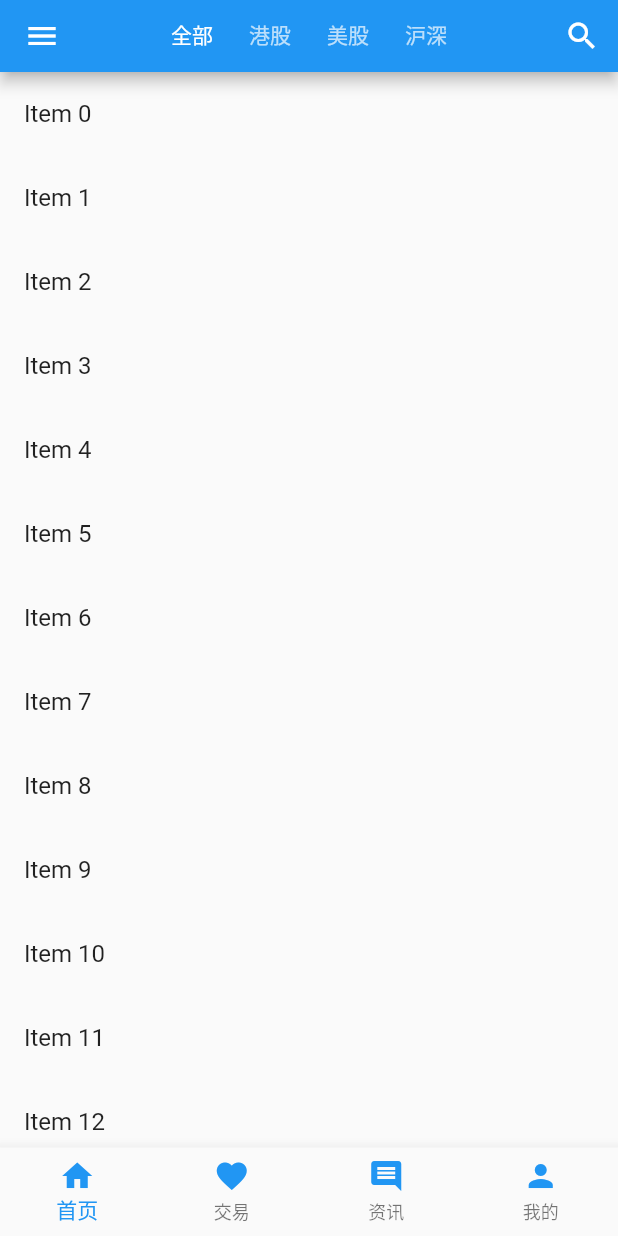
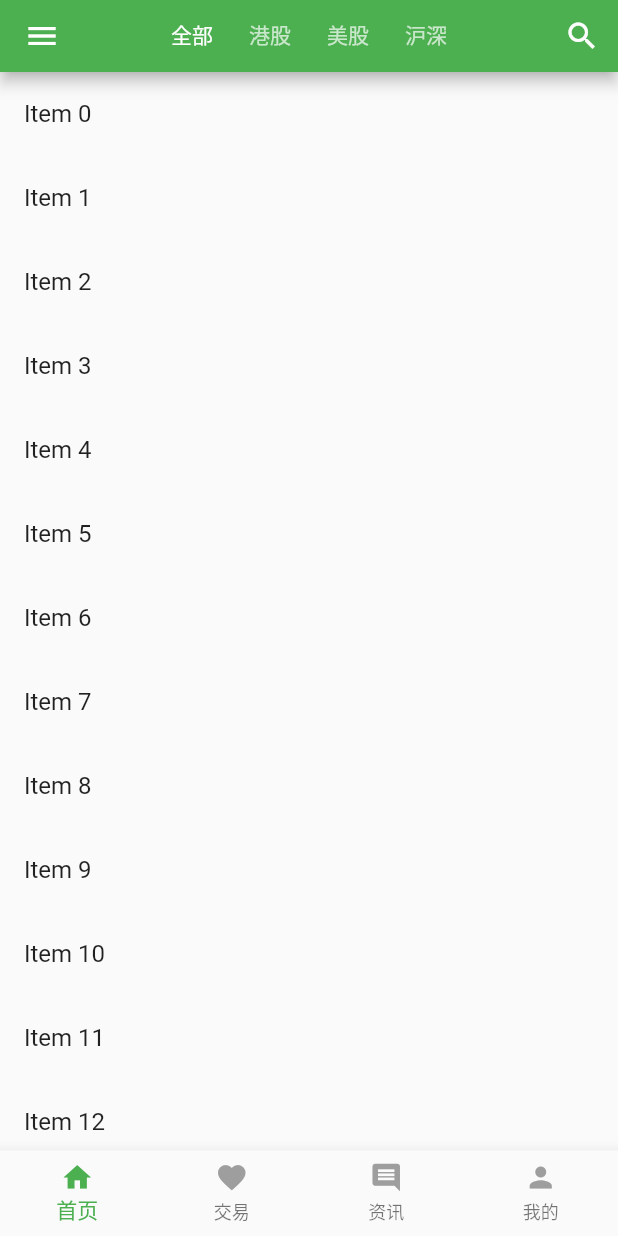
Before and after one commit to tianshaojie/flutter_practice, a Flutter app: the screen it shows after launch, on a phone screen of 412 x 824 dp. Run offline on Flutter 3.47's test engine with Material 2 defaults, Android fonts, the phone set to English and light mode, and no system bars.

```diff
--- a/lib/main.dart
+++ b/lib/main.dart
@@ -1,6 +1,8 @@
 import 'package:flutter/material.dart';
-import 'package:flutter_practice/main/widgets/bottom_navigation_widget.dart';
-
+import 'package:flutter_practice/main/pages/main_home_screen.dart';
+import 'package:flutter_practice/main/pages/main_trade_screen.dart';
+import 'package:flutter_practice/main/pages/main_news_screen.dart';
+import 'package:flutter_practice/main/pages/main_mine_screen.dart';
 
 void main() => runApp(new MyApp());
 
@@ -9,10 +11,80 @@ class MyApp extends StatelessWidget {
   Widget build(BuildContext context) {
     return new MaterialApp(
       title: 'Flutter bottomNavigationBar',
-      home: NavigationKeepAlive(),
+      home: MainNavigation(),
       theme: ThemeData(
-        primarySwatch: Colors.blue,
+        primarySwatch: Colors.green,
       ),
     );
   }
 }
+
+class MainNavigation extends StatefulWidget {
+  @override
+  _MainNavigationState createState() => _MainNavigationState();
+}
+
+class _MainNavigationState extends State<MainNavigation>
+    with SingleTickerProviderStateMixin {
+
+  final List<Widget> _tabPages = [HomeScreen(), TradeScreen(), NewsScreen(), MineScreen()];
+  final List<IconData> _tabIcons = [Icons.home, Icons.favorite, Icons.comment, Icons.person];
+  final List<String> _tabNames = ['首页', '交易', '资讯', '我的'];
+
+  int _currentIndex = 0;
+  var _controller = PageController(
+    initialPage: 0,
+  );
+
+  @override
+  void dispose() {
+    super.dispose();
+    _controller.dispose();
+  }
+
+  @override
+  Widget build(BuildContext context) {
+    return Scaffold(
+      body: PageView(
+        controller: _controller,
+        children: _tabPages,
+        physics: NeverScrollableScrollPhysics(),
+      ),
+      bottomNavigationBar: BottomNavigationBar(
+          currentIndex: _currentIndex,
+//          onTap: (index)=> _controller.animateToPage(index, duration: Duration(milliseconds: 500), curve: Curves.fastOutSlowIn),
+          onTap: (index) {
+            _controller.jumpToPage(index);
+            setState(() {
+              _currentIndex = index;
+            });
+          },
+          iconSize: 22,
+          fixedColor: Theme.of(context).primaryColor,
+          type: BottomNavigationBarType.fixed,
+          items: _tabIcons.map((name) {
+            return _buildItem(_tabIcons.indexOf(name));
+          }).toList()
+      ),
+    );
+  }
+
+  BottomNavigationBarItem _buildItem(int index) {
+    return BottomNavigationBarItem(
+      icon: _tabIcon(index),
+      title: _tabText(index),
+    );
+  }
+
+  Icon _tabIcon(int index) {
+    return new Icon(_tabIcons[index], color: _tabColor(index));
+  }
+
+  Text _tabText(int index) {
+    return new Text(_tabNames[index], style: TextStyle(fontSize: 11));
+  }
+
+  Color _tabColor(int index) {
+    return _currentIndex == index ? Theme.of(context).primaryColor : Colors.grey;
+  }
+}
--- a/lib/main/pages/main_home_screen.dart
+++ b/lib/main/pages/main_home_screen.dart
@@ -1,9 +1,9 @@
 import 'package:flutter/material.dart';
 import 'package:flutter_practice/main/pages/main_news_screen.dart';
 import 'package:flutter_practice/main/pages/main_mine_screen.dart';
-import 'package:flutter_practice/practice/simple_list.dart';
-import 'package:flutter_practice/appBarBottomWidget.dart';
-import 'package:flutter_practice/navigation.dart';
+import 'package:flutter_practice/practice/SimpleList.dart';
+import 'package:flutter_practice/practice/AppBarBottomWidget.dart';
+import 'package:flutter_practice/practice/Navigation.dart';
 
 class HomeScreen extends StatefulWidget {
   @override
--- a/lib/main/widgets/bottom_navigation_widget.dart
+++ /dev/null
@@ -1,93 +0,0 @@
-import 'package:flutter/material.dart';
-import 'package:flutter_practice/main/pages/main_home_screen.dart';
-import 'package:flutter_practice/main/pages/main_trade_screen.dart';
-import 'package:flutter_practice/main/pages/main_news_screen.dart';
-import 'package:flutter_practice/main/pages/main_mine_screen.dart';
-
-class NavigationKeepAlive extends StatefulWidget {
-  @override
-  _NavigationKeepAliveState createState() => _NavigationKeepAliveState();
-}
-
-class _NavigationKeepAliveState extends State<NavigationKeepAlive>
-    with SingleTickerProviderStateMixin {
-
-  final _bottomNavigationColor = Colors.blue;
-
-  int _currentIndex = 0;
-  var _controller = PageController(
-    initialPage: 0,
-  );
-
-  @override
-  void dispose() {
-    super.dispose();
-    _controller.dispose();
-  }
-
-  @override
-  Widget build(BuildContext context) {
-    return Scaffold(
-      body: PageView(
-        controller: _controller,
-        children: <Widget>[
-          HomeScreen(),
-          TradeScreen(),
-          NewsScreen(),
-          MineScreen()
-        ],
-        physics: NeverScrollableScrollPhysics(),
-      ),
-      bottomNavigationBar: BottomNavigationBar(
-        currentIndex: _currentIndex,
-//          onTap: (index)=> _controller.animateToPage(index, duration: Duration(milliseconds: 500), curve: Curves.fastOutSlowIn),
-        onTap: (index) {
-          _controller.jumpToPage(index);
-          setState(() {
-            _currentIndex = index;
-          });
-        },
-
-        type: BottomNavigationBarType.fixed,
-        items: [
-          BottomNavigationBarItem(
-              icon: Icon(
-                Icons.home,
-                color: _bottomNavigationColor,
-              ),
-              title: Text(
-                '首页',
-                style: TextStyle(color: _bottomNavigationColor, fontSize: 11),
-              )),
-          BottomNavigationBarItem(
-              icon: Icon(
-                Icons.favorite,
-                color: _bottomNavigationColor,
-              ),
-              title: Text(
-                '交易',
-                style: TextStyle(color: _bottomNavigationColor, fontSize: 11),
-              )),
-          BottomNavigationBarItem(
-              icon: Icon(
-                Icons.comment,
-                color: _bottomNavigationColor,
-              ),
-              title: Text(
-                '资讯',
-                style: TextStyle(color: _bottomNavigationColor, fontSize: 11),
-              )),
-          BottomNavigationBarItem(
-              icon: Icon(
-                Icons.person,
-                color: _bottomNavigationColor,
-              ),
-              title: Text(
-                '我的',
-                style: TextStyle(color: _bottomNavigationColor, fontSize: 11),
-              )),
-        ],
-      ),
-    );
-  }
-}
--- a/lib/appBarBottomWidget.dart
+++ b/lib/practice/AppBarBottomWidget.dart
@@ -29,8 +29,7 @@ class _AppBarBottomState extends State<AppBarBottom>
 
   @override
   Widget build(BuildContext context) {
-    return MaterialApp(
-        home: Scaffold(
+    return Scaffold(
       appBar: AppBar(
         title: const Text('Appbar Bottem Widget'),
         leading: IconButton(
@@ -70,7 +69,7 @@ class _AppBarBottomState extends State<AppBarBottom>
           );
         }).toList(),
       ),
-        ));
+    );
   }
 }
 
```
Also changed, not shown: lib/main/widgets/custom_tab_controller.dart (deleted, +0 -58 lines), lib/practice/Navigation.dart (renamed from lib/navigation.dart, +6 -8 lines), lib/practice/SimpleList.dart (renamed from lib/practice/simple_list.dart), pubspec.lock. Lines whose indentation alone changed are shown as unchanged.
